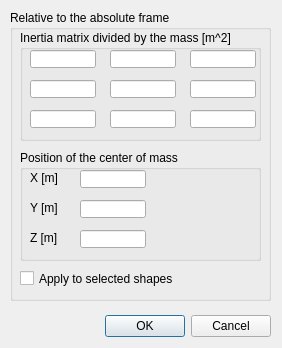
Before: the Qt Designer form ui/qdlginertiatensor.ui in CoppeliaRobotics/coppeliaSimLib, drawn with Qt 5.
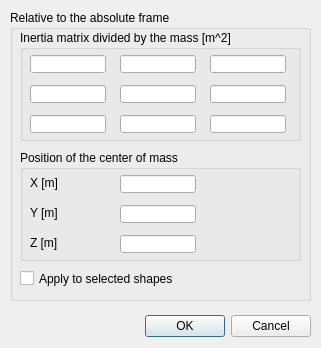
After: the same form once the commit is applied.

Diff of the .ui file:
```diff
--- a/ui/qdlginertiatensor.ui
+++ b/ui/qdlginertiatensor.ui
@@ -6,7 +6,7 @@
    <rect>
     <x>0</x>
     <y>0</y>
-    <width>282</width>
+    <width>321</width>
     <height>348</height>
    </rect>
   </property>
@@ -21,7 +21,7 @@
     <rect>
      <x>10</x>
      <y>10</y>
-     <width>261</width>
+     <width>301</width>
      <height>291</height>
     </rect>
    </property>
@@ -36,7 +36,7 @@
      <rect>
       <x>10</x>
       <y>140</y>
-      <width>241</width>
+      <width>281</width>
       <height>111</height>
      </rect>
     </property>
@@ -52,9 +52,9 @@
     <widget class="QLineEdit" name="qqMz">
      <property name="geometry">
       <rect>
-       <x>60</x>
-       <y>80</y>
-       <width>66</width>
+       <x>100</x>
+       <y>85</y>
+       <width>76</width>
        <height>18</height>
       </rect>
      </property>
@@ -62,9 +62,9 @@
     <widget class="QLineEdit" name="qqMx">
      <property name="geometry">
       <rect>
-       <x>60</x>
-       <y>20</y>
-       <width>66</width>
+       <x>100</x>
+       <y>25</y>
+       <width>76</width>
        <height>18</height>
       </rect>
      </property>
@@ -72,9 +72,9 @@
     <widget class="QLineEdit" name="qqMy">
      <property name="geometry">
       <rect>
-       <x>60</x>
-       <y>50</y>
-       <width>66</width>
+       <x>100</x>
+       <y>55</y>
+       <width>76</width>
        <height>18</height>
       </rect>
      </property>
@@ -83,8 +83,8 @@
      <property name="geometry">
       <rect>
        <x>10</x>
-       <y>20</y>
-       <width>51</width>
+       <y>25</y>
+       <width>91</width>
        <height>16</height>
       </rect>
      </property>
@@ -96,8 +96,8 @@
      <property name="geometry">
       <rect>
        <x>10</x>
-       <y>50</y>
-       <width>51</width>
+       <y>55</y>
+       <width>91</width>
        <height>16</height>
       </rect>
      </property>
@@ -109,8 +109,8 @@
      <property name="geometry">
       <rect>
        <x>10</x>
-       <y>80</y>
-       <width>51</width>
+       <y>85</y>
+       <width>91</width>
        <height>16</height>
       </rect>
      </property>
@@ -124,7 +124,7 @@
      <rect>
       <x>10</x>
       <y>20</y>
-      <width>241</width>
+      <width>281</width>
       <height>111</height>
      </rect>
     </property>
@@ -137,9 +137,9 @@
     <widget class="QLineEdit" name="qqI33">
      <property name="geometry">
       <rect>
-       <x>170</x>
-       <y>80</y>
-       <width>66</width>
+       <x>190</x>
+       <y>85</y>
+       <width>76</width>
        <height>18</height>
       </rect>
      </property>
@@ -148,8 +148,8 @@
      <property name="geometry">
       <rect>
        <x>10</x>
-       <y>80</y>
-       <width>66</width>
+       <y>85</y>
+       <width>76</width>
        <height>18</height>
       </rect>
      </property>
@@ -157,9 +157,9 @@
     <widget class="QLineEdit" name="qqI23">
      <property name="geometry">
       <rect>
-       <x>90</x>
-       <y>80</y>
-       <width>66</width>
+       <x>100</x>
+       <y>85</y>
+       <width>76</width>
        <height>18</height>
       </rect>
      </property>
@@ -168,8 +168,8 @@
      <property name="geometry">
       <rect>
        <x>10</x>
-       <y>20</y>
-       <width>66</width>
+       <y>25</y>
+       <width>76</width>
        <height>18</height>
       </rect>
      </property>
@@ -178,8 +178,8 @@
      <property name="geometry">
       <rect>
        <x>10</x>
-       <y>50</y>
-       <width>66</width>
+       <y>55</y>
+       <width>76</width>
        <height>18</height>
       </rect>
      </property>
@@ -187,9 +187,9 @@
     <widget class="QLineEdit" name="qqI21">
      <property name="geometry">
       <rect>
-       <x>90</x>
-       <y>20</y>
-       <width>66</width>
+       <x>100</x>
+       <y>25</y>
+       <width>76</width>
        <height>18</height>
       </rect>
      </property>
@@ -197,9 +197,9 @@
     <widget class="QLineEdit" name="qqI32">
      <property name="geometry">
       <rect>
-       <x>170</x>
-       <y>50</y>
-       <width>66</width>
+       <x>190</x>
+       <y>55</y>
+       <width>76</width>
        <height>18</height>
       </rect>
      </property>
@@ -207,9 +207,9 @@
     <widget class="QLineEdit" name="qqI22">
      <property name="geometry">
       <rect>
-       <x>90</x>
-       <y>50</y>
-       <width>66</width>
+       <x>100</x>
+       <y>55</y>
+       <width>76</width>
        <height>18</height>
       </rect>
      </property>
@@ -217,9 +217,9 @@
     <widget class="QLineEdit" name="qqI31">
      <property name="geometry">
       <rect>
-       <x>170</x>
-       <y>20</y>
-       <width>66</width>
+       <x>190</x>
+       <y>25</y>
+       <width>76</width>
        <height>18</height>
       </rect>
      </property>
@@ -230,7 +230,7 @@
      <rect>
       <x>10</x>
       <y>260</y>
-      <width>181</width>
+      <width>281</width>
       <height>17</height>
      </rect>
     </property>
@@ -244,7 +244,7 @@
     <rect>
      <x>10</x>
      <y>310</y>
-     <width>261</width>
+     <width>301</width>
      <height>32</height>
     </rect>
    </property>
```
